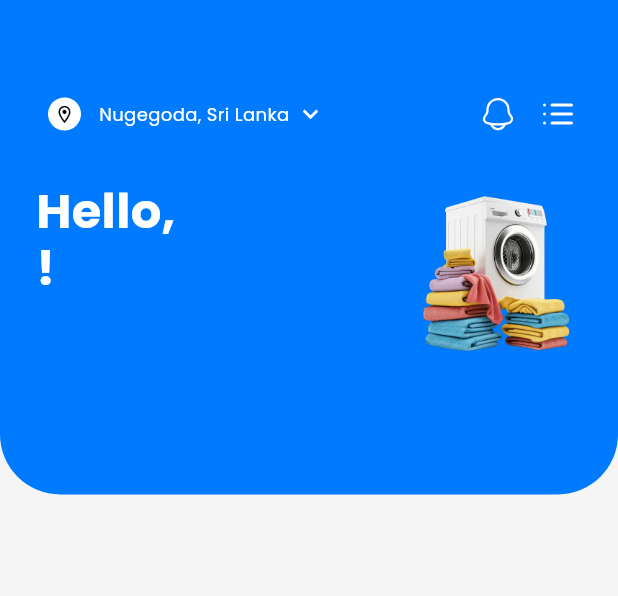
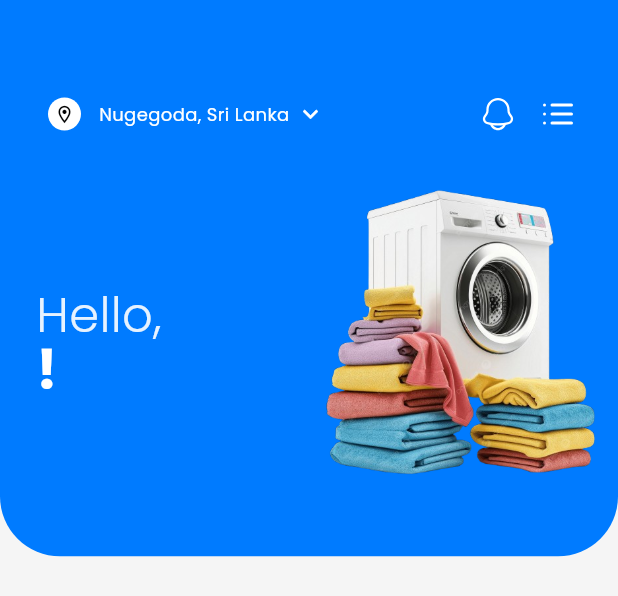
Before and after one commit to WashLi-Labs/washli-mobile, a Flutter app: the MerchantHomeHeader widget shown alone on an empty page, opened directly with empty values, on a phone screen of 412 x 824 dp. Shown: the top 596 px of the screen. Run offline on Flutter 3.47's test engine with Material 3 defaults, Android fonts, the phone set to English and light mode, and no system bars; our stand-ins replace carousel_slider, cloud_firestore, firebase_auth, firebase_core, firebase_storage, flutter_contacts and 11 more; accounts and stored records are empty; project files that could hold a hidden picture were left out.

Commit message:
merchant home screen action card and size fixed

```diff
--- a/lib/screens/merchant/merchant_home/widgets/merchant_home_header.dart
+++ b/lib/screens/merchant/merchant_home/widgets/merchant_home_header.dart
@@ -34,7 +34,7 @@ class _MerchantHomeHeaderState extends State<MerchantHomeHeader> {
 
   @override
   Widget build(BuildContext context) {
-    final height = MediaQuery.of(context).size.height * 0.40;
+    final height = MediaQuery.of(context).size.height * 0.45;
 
     return Container(
       height: height,
@@ -54,28 +54,26 @@ class _MerchantHomeHeaderState extends State<MerchantHomeHeader> {
               crossAxisAlignment: CrossAxisAlignment.start,
               children: [
                 HomeTopBar(location: _location, onLocationTap: _fetchLocation),
-                const SizedBox(height: 30),
-                Row(
+                const SizedBox(height: 100),
+                Column(
                   crossAxisAlignment: CrossAxisAlignment.start,
                   children: [
-                    Expanded(
-                      child: Text(
-                        "Hello,\n${widget.merchantName}!",
-                        style: const TextStyle(
-                          color: Colors.white,
-                          fontSize: 32,
-                          fontWeight: FontWeight.bold,
-                          height: 1.2,
-                        ),
+                    Text(
+                      'Hello,',
+                      style: TextStyle(
+                        color: Colors.white.withValues(alpha: 0.9),
+                        fontSize: 32,
+                        fontWeight: FontWeight.w300,
+                        height: 1.1,
                       ),
                     ),
-                    // Header right image
-                    SizedBox(
-                      width: 120,
-                      height: 120,
-                      child: Image.asset(
-                        'assets/images/splash_bg.png',
-                        fit: BoxFit.contain,
+                    Text(
+                      '${widget.merchantName}!',
+                      style: const TextStyle(
+                        color: Colors.white,
+                        fontSize: 36,
+                        fontWeight: FontWeight.bold,
+                        height: 1.1,
                       ),
                     ),
                   ],
@@ -83,6 +81,16 @@ class _MerchantHomeHeaderState extends State<MerchantHomeHeader> {
               ],
             ),
           ),
+          // Washing Machine Image
+          Positioned(
+            right: 0,
+            bottom: 40,
+            child: Image.asset(
+              'assets/images/splash_bg.png',
+              height: 220,
+              fit: BoxFit.contain,
+            ),
+          ),
         ],
       ),
     );
```
Also changed, not shown: lib/screens/merchant/merchant_home/merchant_home.dart (+4 -5 lines), lib/screens/merchant/merchant_home/widgets/merchant_action_card.dart (+6 -3 lines), pubspec.lock.
